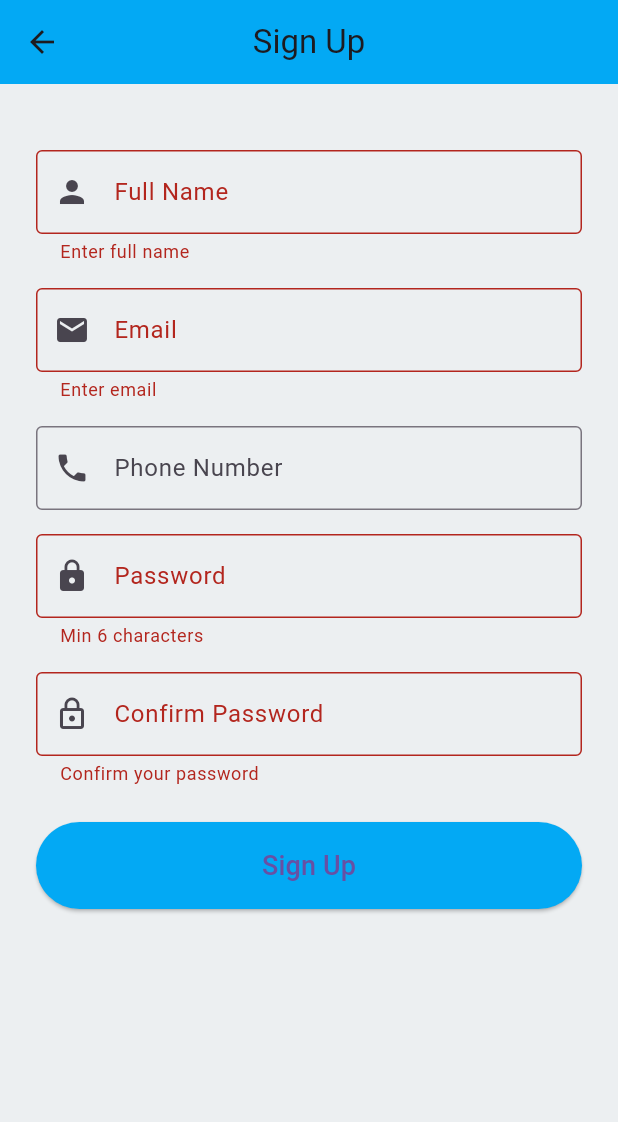
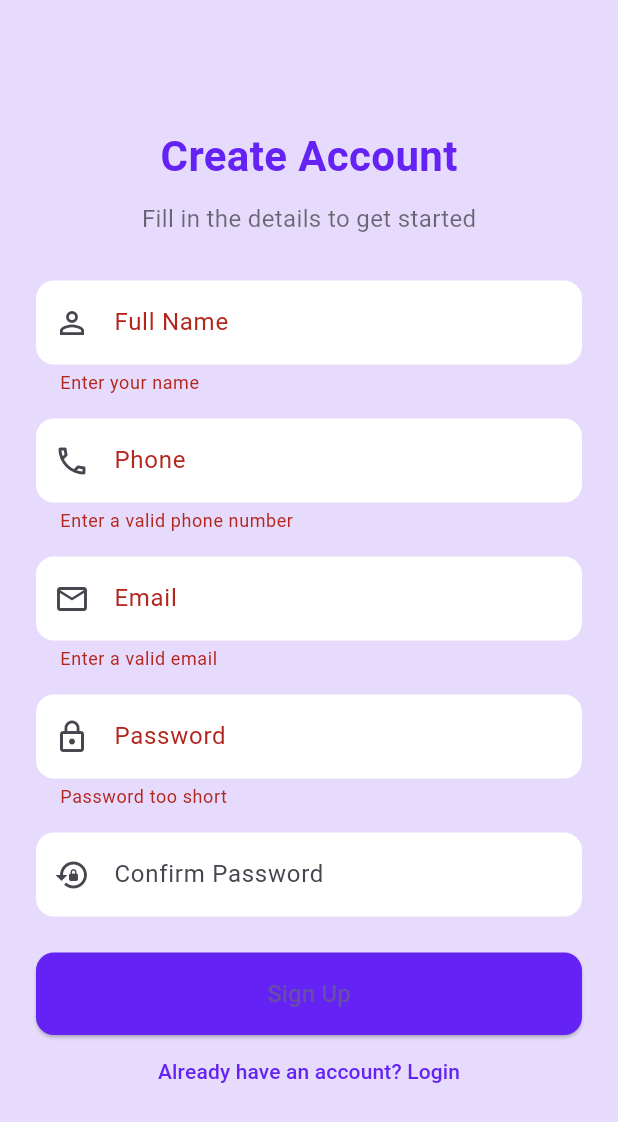
Before and after one commit to MierafA12/ChatApp, a Flutter app: the SignUpScreen screen opened directly, after a tap on "Sign Up", on a phone screen of 412 x 824 dp. Shown: the top 1122 px of the screen. Run offline on Flutter 3.47's test engine with Material 3 defaults, Android fonts, the phone set to English and light mode, and no system bars; our stand-ins replace cloud_firestore, firebase_auth, firebase_core; accounts and stored records are empty.

Commit message:
update navigation

```diff
--- a/lib/screens/auth/register.dart
+++ b/lib/screens/auth/register.dart
@@ -1,3 +1,4 @@
+import 'package:chat_app/screens/auth/login_screen.dart';
 import 'package:flutter/material.dart';
 import '../../services/auth_services.dart';
 
@@ -10,39 +11,36 @@ class SignUpScreen extends StatefulWidget {
 
 class _SignUpScreenState extends State<SignUpScreen> {
   final _formKey = GlobalKey<FormState>();
+  final fullNameController = TextEditingController();
+  final phoneController = TextEditingController();
+  final emailController = TextEditingController();
+  final passwordController = TextEditingController();
+  final confirmPasswordController = TextEditingController();
 
-  final TextEditingController fullNameController = TextEditingController();
-  final TextEditingController emailController = TextEditingController();
-  final TextEditingController phoneController = TextEditingController();
-  final TextEditingController passwordController = TextEditingController();
-  final TextEditingController confirmPasswordController = TextEditingController();
+  final AuthService _authService = AuthService();
 
-  final AuthService authService = AuthService();
+  bool isLoading = false;
 
-  void handleSignup() async {
+  void signUpUser() async {
     if (_formKey.currentState!.validate()) {
-      if (passwordController.text != confirmPasswordController.text) {
+      setState(() => isLoading = true);
+      try {
+        await _authService.signUp(
+          email: emailController.text.trim(),
+          password: passwordController.text.trim(),
+          fullName: fullNameController.text.trim(),
+        );
+
         ScaffoldMessenger.of(context).showSnackBar(
-          const SnackBar(content: Text("Passwords do not match")),
+          const SnackBar(content: Text('Account created successfully!')),
         );
-        return;
-      }
-
-      final user = await authService.signUp(
-        fullName: fullNameController.text.trim(),
-        email: emailController.text.trim(),
-        password: passwordController.text.trim(),
-      );
-
-      if (user != null) {
+        // TODO: Navigate to home or login
+      } catch (e) {
         ScaffoldMessenger.of(context).showSnackBar(
-          const SnackBar(content: Text("Signup Successful")),
+          SnackBar(content: Text(e.toString())),
         );
-        Navigator.pop(context); // Navigate to login or chat screen
-      } else {
-        ScaffoldMessenger.of(context).showSnackBar(
-          const SnackBar(content: Text("Signup Failed")),
-        );
+      } finally {
+        setState(() => isLoading = false);
       }
     }
   }
@@ -50,86 +48,103 @@ class _SignUpScreenState extends State<SignUpScreen> {
   @override
   Widget build(BuildContext context) {
     return Scaffold(
-      backgroundColor: Colors.blueGrey[50],
-      appBar: AppBar(
-        title: const Text("Sign Up"),
-        centerTitle: true,
-        backgroundColor: Colors.lightBlue,
-        elevation: 0,
-      ),
+      backgroundColor: const Color(0xFFE6DBFC),
       body: SingleChildScrollView(
         padding: const EdgeInsets.all(24.0),
         child: Form(
           key: _formKey,
           child: Column(
             children: [
-              const SizedBox(height: 20),
-              TextFormField(
-                controller: fullNameController,
-                decoration: const InputDecoration(
-                  labelText: "Full Name",
-                  prefixIcon: Icon(Icons.person),
-                  border: OutlineInputBorder(),
-                ),
-                validator: (value) => value!.isEmpty ? "Enter full name" : null,
+              const SizedBox(height: 60),
+              const Text(
+                "Create Account",
+                style: TextStyle(fontSize: 28, fontWeight: FontWeight.bold, color: Color(0xFF6422F4)),
               ),
+              const SizedBox(height: 10),
+              const Text("Fill in the details to get started", style: TextStyle(fontSize: 16, color: Colors.black54)),
+              const SizedBox(height: 30),
+
+              // Full Name
+              buildInput(fullNameController, "Full Name", Icons.person_outline, validator: (val) {
+                if (val == null || val.isEmpty) return "Enter your name";
+                return null;
+              }),
               const SizedBox(height: 16),
-              TextFormField(
-                controller: emailController,
-                decoration: const InputDecoration(
-                  labelText: "Email",
-                  prefixIcon: Icon(Icons.email),
-                  border: OutlineInputBorder(),
-                ),
-                validator: (value) => value!.isEmpty ? "Enter email" : null,
-              ),
+
+              // Phone
+              buildInput(phoneController, "Phone", Icons.phone_outlined, keyboardType: TextInputType.phone, validator: (val) {
+                if (val == null || val.length < 9) return "Enter a valid phone number";
+                return null;
+              }),
               const SizedBox(height: 16),
-              TextFormField(
-                controller: phoneController,
-                decoration: const InputDecoration(
-                  labelText: "Phone Number",
-                  prefixIcon: Icon(Icons.phone),
-                  border: OutlineInputBorder(),
-                ),
-              ),
+
+              // Email
+              buildInput(emailController, "Email", Icons.email_outlined, keyboardType: TextInputType.emailAddress, validator: (val) {
+                if (val == null || !val.contains('@')) return "Enter a valid email";
+                return null;
+              }),
               const SizedBox(height: 16),
-              TextFormField(
-                controller: passwordController,
-                obscureText: true,
-                decoration: const InputDecoration(
-                  labelText: "Password",
-                  prefixIcon: Icon(Icons.lock),
-                  border: OutlineInputBorder(),
-                ),
-                validator: (value) => value!.length < 6 ? "Min 6 characters" : null,
-              ),
+
+              // Password
+              buildInput(passwordController, "Password", Icons.lock_outline, obscure: true, validator: (val) {
+                if (val == null || val.length < 6) return "Password too short";
+                return null;
+              }),
               const SizedBox(height: 16),
-              TextFormField(
-                controller: confirmPasswordController,
-                obscureText: true,
-                decoration: const InputDecoration(
-                  labelText: "Confirm Password",
-                  prefixIcon: Icon(Icons.lock_outline),
-                  border: OutlineInputBorder(),
-                ),
-                validator: (value) => value!.isEmpty ? "Confirm your password" : null,
-              ),
+
+              // Confirm Password
+              buildInput(confirmPasswordController, "Confirm Password", Icons.lock_reset, obscure: true, validator: (val) {
+                if (val != passwordController.text) return "Passwords do not match";
+                return null;
+              }),
               const SizedBox(height: 24),
+
+              // Sign Up Button
               SizedBox(
                 width: double.infinity,
                 child: ElevatedButton(
-                  onPressed: handleSignup,
+                  onPressed: isLoading ? null : signUpUser,
                   style: ElevatedButton.styleFrom(
                     padding: const EdgeInsets.symmetric(vertical: 16),
-                    backgroundColor: Colors.lightBlue,
+                    backgroundColor: const Color(0xFF6422F4),
+                    shape: RoundedRectangleBorder(borderRadius: BorderRadius.circular(12)),
                   ),
-                  child: const Text("Sign Up", style: TextStyle(fontSize: 18)),
+                  child: isLoading
+                      ? const CircularProgressIndicator(color: Colors.white)
+                      : const Text("Sign Up", style: TextStyle(fontSize: 16)),
                 ),
               ),
+              TextButton(
+                onPressed: () {
+                  Navigator.push(
+                    context,
+                    MaterialPageRoute(builder: (context) =>  LoginScreen()),
+                  );
+                },
+                child: const Text("Already have an account? Login", style: TextStyle(color: Color(0xFF6422F4))),
+              ),
+              const SizedBox(height: 20),
             ],
           ),
         ),
       ),
     );
   }
+
+  Widget buildInput(TextEditingController controller, String label, IconData icon,
+      {bool obscure = false, TextInputType keyboardType = TextInputType.text, String? Function(String?)? validator}) {
+    return TextFormField(
+      controller: controller,
+      obscureText: obscure,
+      keyboardType: keyboardType,
+      validator: validator,
+      decoration: InputDecoration(
+        labelText: label,
+        prefixIcon: Icon(icon),
+        filled: true,
+        fillColor: Colors.white,
+        border: OutlineInputBorder(borderRadius: BorderRadius.circular(12), borderSide: BorderSide.none),
+      ),
+    );
+  }
 }
```
